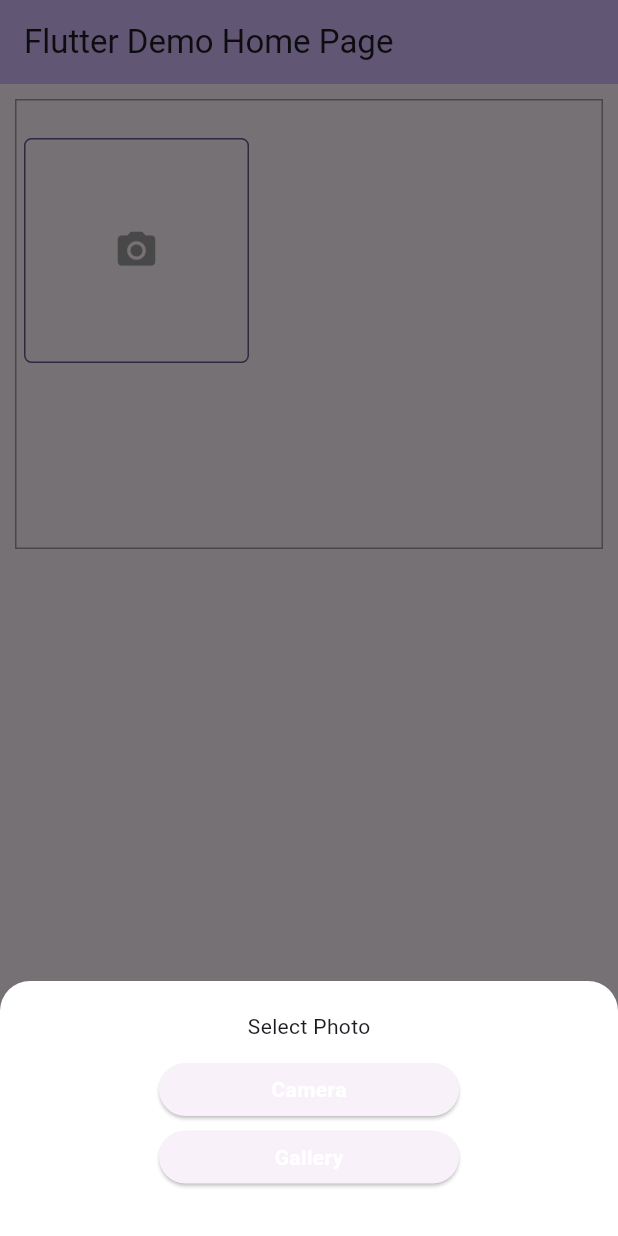
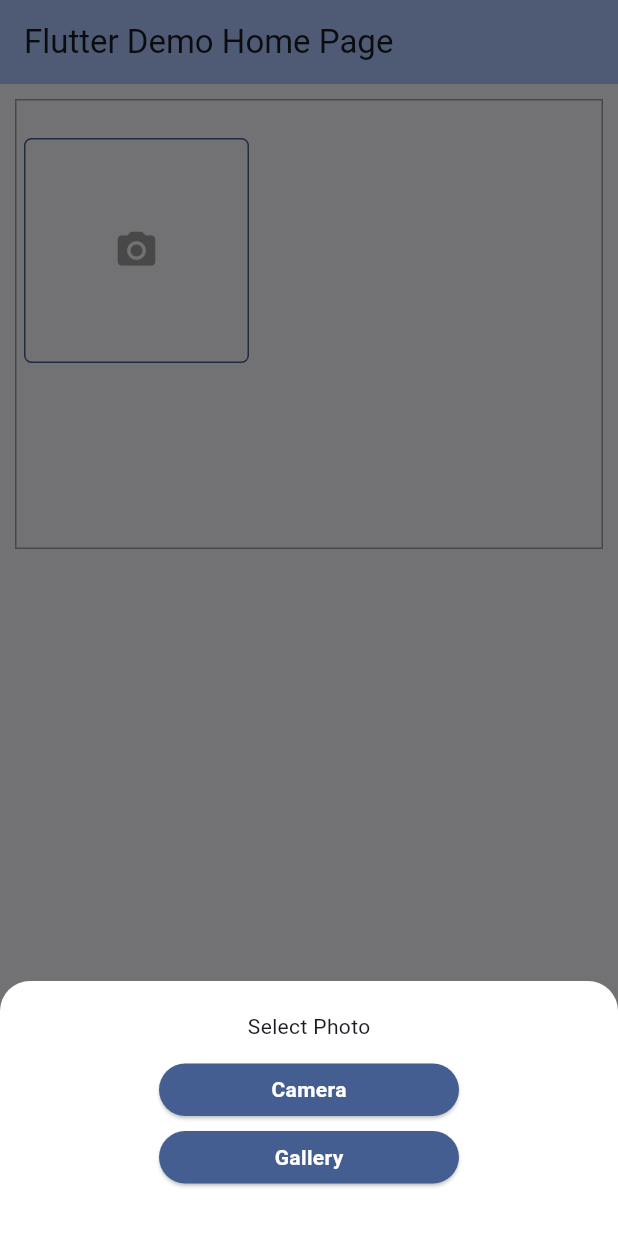
Before and after one commit to nandanghermawan21/my_image_picker, a Flutter app: the screen it shows after launch, after a tap on the "camera alt" icon, on a phone screen of 412 x 824 dp. Run offline on Flutter 3.47's test engine with Material 3 defaults, Android fonts, the phone set to English and light mode, and no system bars; our stand-ins replace camera, flutter_image_compress, font_awesome_flutter, image_picker, permission_handler; missing offline and left inert: my_camera.

Commit message:
change color scheme

```diff
--- a/example/lib/main.dart
+++ b/example/lib/main.dart
@@ -13,7 +13,10 @@ class MyApp extends StatelessWidget {
     return MaterialApp(
       title: 'Flutter Demo',
       theme: ThemeData(
-        colorScheme: ColorScheme.fromSeed(seedColor: Colors.deepPurple),
+        colorScheme: ColorScheme.fromSeed(
+          seedColor: Colors.blueAccent,
+        ),
+        textTheme: const TextTheme(),
         useMaterial3: true,
       ),
       home: const MyHomePage(title: 'Flutter Demo Home Page'),
--- a/example/pubspec.yaml
+++ b/example/pubspec.yaml
@@ -36,11 +36,6 @@ dependencies:
   # Use with the CupertinoIcons class for iOS style icons.
   cupertino_icons: ^1.0.6
   my_image_picker:
-    # When depending on this package from a real application you should use:
-    #   image_picker: ^x.y.z
-    # See https://dart.dev/tools/pub/dependencies#version-constraints
-    # The example app is bundled with the plugin so we use a path dependency on
-    # the parent directory to use the current plugin's version.
     path: ../
 
 dev_dependencies:
--- a/lib/my_multiple_image_picker.dart
+++ b/lib/my_multiple_image_picker.dart
@@ -370,6 +370,10 @@ class MultipleImagePickerComponent extends StatelessWidget {
                                     onPressed: () {
                                       openCamera(context);
                                     },
+                                    style: ElevatedButton.styleFrom(
+                                      backgroundColor:
+                                          Theme.of(context).colorScheme.primary,
+                                    ),
                                     child: Text(
                                       openCameraLabel ?? 'Camera',
                                       style: Theme.of(context)
@@ -395,6 +399,10 @@ class MultipleImagePickerComponent extends StatelessWidget {
                                     onPressed: () {
                                       openGalery(context);
                                     },
+                                    style: ElevatedButton.styleFrom(
+                                      backgroundColor:
+                                          Theme.of(context).colorScheme.primary,
+                                    ),
                                     child: Text(
                                       openGalleryLabel ?? 'Gallery',
                                       style: Theme.of(context)
```
Also changed, not shown: lib/my_image_picker.dart (+8 -0 lines), 1 other file.
